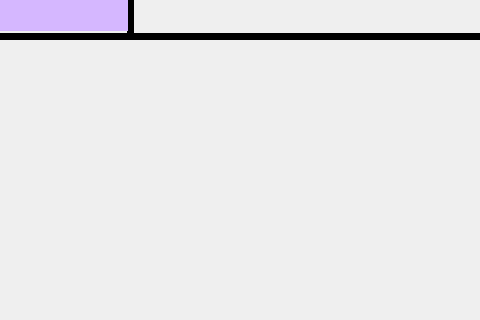
First picture: the form in organization.ui, repository NimaGhasemi1383/IUT_AP_PROJECT, before the edit; both pictures show x 0 to 480 and y 380 to 700 of the 800 by 700 pixel window.
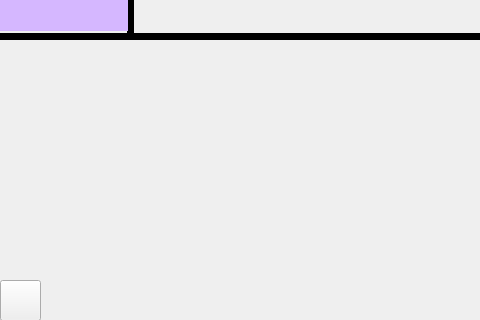
Second picture: the form after the edit. Icons and pictures are not drawn.

Commit message: back bottuns for widgets

What changed in the file:
```diff
--- a/organization.ui
+++ b/organization.ui
@@ -467,6 +467,25 @@
     <string/>
    </property>
   </widget>
+  <widget class="QPushButton" name="pushButton_Back">
+   <property name="geometry">
+    <rect>
+     <x>0</x>
+     <y>660</y>
+     <width>41</width>
+     <height>41</height>
+    </rect>
+   </property>
+   <property name="cursor">
+    <cursorShape>PointingHandCursor</cursorShape>
+   </property>
+   <property name="styleSheet">
+    <string notr="true">image: url(:/Login/Login17.png);</string>
+   </property>
+   <property name="text">
+    <string/>
+   </property>
+  </widget>
  </widget>
  <resources/>
  <connections/>
```
The commit also changes 14 other files.
